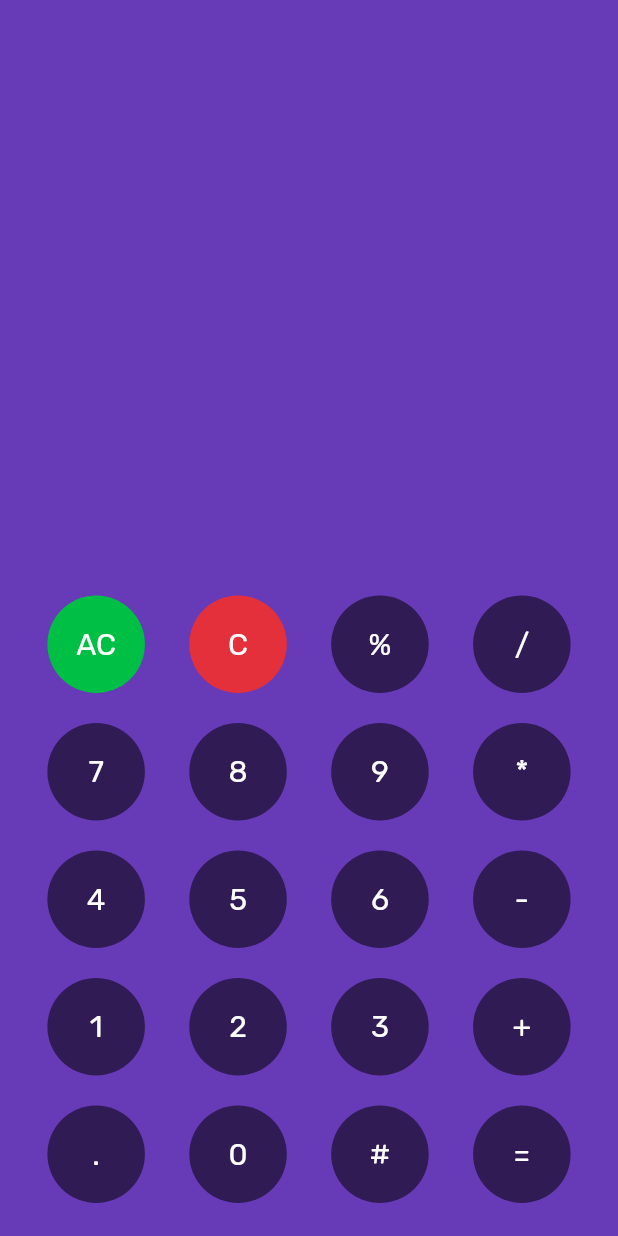
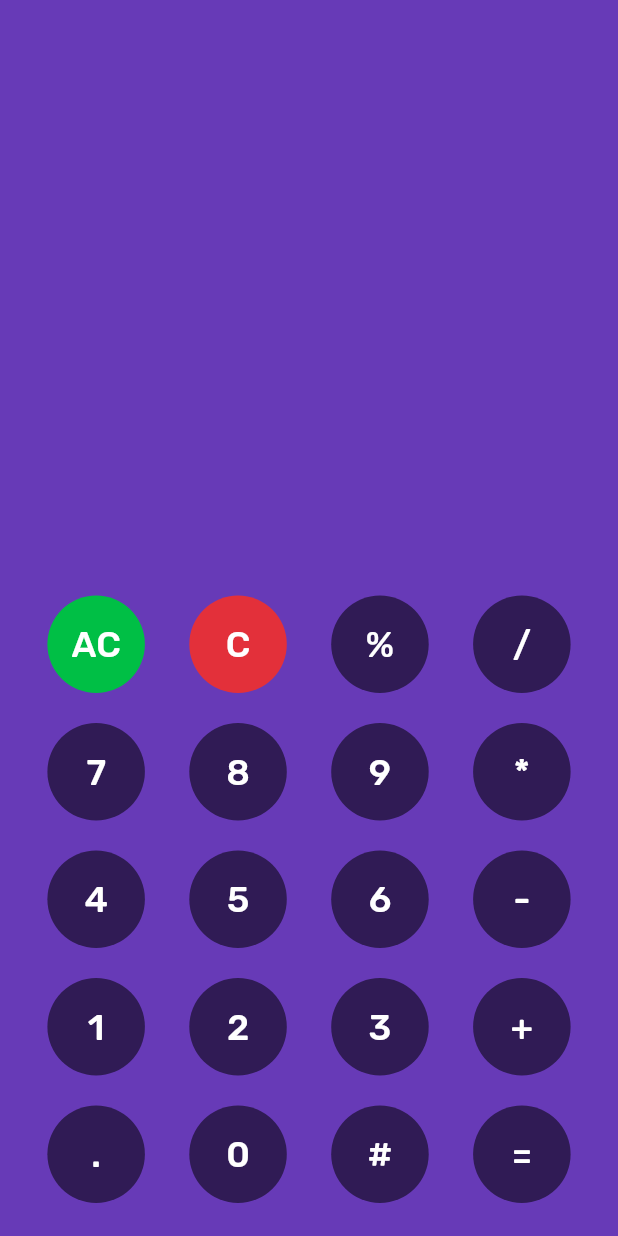
Before and after one commit to R-Pamo323/calculadora_flutter, a Flutter app: the screen it shows after launch, after a tap on "AC", on a phone screen of 412 x 824 dp. Run offline on Flutter 3.47's test engine with Material 3 defaults, Android fonts, the phone set to English and light mode, and no system bars; our stand-ins replace get, google_fonts, math_expressions.

Commit message:
Agregando utils y Constants

```diff
--- a/lib/Bindings/Splash/splash_binding.dart
+++ b/lib/Bindings/Splash/splash_binding.dart
@@ -0,0 +1,9 @@
+import 'package:app_calculadora/Controllers/Splash/splash_controller.dart';
+import 'package:get/get.dart';
+
+class SplashBinding extends Bindings {
+  @override
+  void dependencies() {
+    Get.lazyPut(() => SplashController());
+  }
+}
--- /dev/null
+++ b/lib/Constants/app_colors.dart
@@ -0,0 +1,10 @@
+import 'package:flutter/material.dart';
+
+class MyColors {
+  static Color colorBackground = Colors.deepPurple;
+  static Color colorAC = const Color(0xFF00BF45);
+  static Color colorC = const Color(0xFFE3303A);
+  static Color colorButtons = const Color(0x89000000);
+  static Color colorTexts = Colors.white;
+  static Color colorHistory = Colors.black38;
+}
--- /dev/null
+++ b/lib/Constants/app_strings.dart
@@ -0,0 +1,4 @@
+class AppStrings {
+  static const String clearAC = 'AC';
+  static const String clearC = 'C';
+}
--- /dev/null
+++ b/lib/Constants/app_styles.dart
@@ -0,0 +1,14 @@
+import 'package:app_calculadora/Constants/app_colors.dart';
+import 'package:flutter/material.dart';
+import 'package:google_fonts/google_fonts.dart';
+
+class MyStyles {
+  static TextStyle numBottons = GoogleFonts.rubik(
+    fontSize: 24,
+  );
+
+  static TextStyle textHistory = GoogleFonts.rubik(
+      textStyle: TextStyle(fontSize: 30, color: MyColors.colorHistory));
+  static TextStyle textExpression = GoogleFonts.rubik(
+      textStyle: TextStyle(fontSize: 50, color: MyColors.colorTexts));
+}
--- a/lib/Controllers/Calculadora/calculadora_controller.dart
+++ b/lib/Controllers/Calculadora/calculadora_controller.dart
@@ -12,13 +12,13 @@
     super.onInit();
   }
 
-  void allClear() {
+  void allClear(String text) {
     _history = "";
     _expression = "";
     update();
   }
 
-  void clear() {
+  void clear(String text) {
     _expression = "";
     update();
   }
--- a/lib/Controllers/Splash/splash_controller.dart
+++ b/lib/Controllers/Splash/splash_controller.dart
@@ -0,0 +1,17 @@
+import 'package:app_calculadora/Routes/app_routes.dart';
+import 'package:get/get.dart';
+
+class SplashController extends GetxController {
+  @override
+  void onInit() {
+    super.onInit();
+  }
+
+  @override
+  void onReady() {
+    Future.delayed(const Duration(seconds: 1), () {
+      Get.offNamed(AppRoutes.CALCULADORA);
+    });
+    super.onReady();
+  }
+}
--- /dev/null
+++ b/lib/Routes/app_pages.dart
@@ -0,0 +1,20 @@
+import 'package:app_calculadora/Bindings/Calculadora/calculadora_binding.dart';
+import 'package:app_calculadora/Bindings/Splash/splash_binding.dart';
+import 'package:app_calculadora/Routes/app_routes.dart';
+import 'package:app_calculadora/Views/Calculadora/calculadora_view.dart';
+import 'package:app_calculadora/Views/Splash/splash_view.dart';
+import 'package:get/get.dart';
+
+class AppPages {
+  static final List<GetPage> pages = [
+    //Nos movilizamos entre las diferntes rutas
+    GetPage(
+        name: AppRoutes.CALCULADORA,
+        page: () => const CalculadoraView(),
+        binding: CalculadoraBindings()),
+    GetPage(
+        name: AppRoutes.SPLASH,
+        page: () => const SplashView(),
+        binding: SplashBinding()),
+  ];
+}
--- /dev/null
+++ b/lib/Routes/app_routes.dart
@@ -0,0 +1,4 @@
+class AppRoutes {
+  static const CALCULADORA = '/Calculadora';
+  static const SPLASH = '/Splash';
+}
--- a/lib/Views/Calculadora/Widgets/calc_button.dart
+++ b/lib/Views/Calculadora/Widgets/calc_button.dart
@@ -1,19 +1,16 @@
-import 'package:app_calculadora/Controllers/Calculadora/calculadora_controller.dart';
+import 'package:app_calculadora/Constants/app_colors.dart';
+import 'package:app_calculadora/Constants/app_styles.dart';
+import 'package:app_calculadora/utils/controllers_utils.dart';
 import 'package:flutter/material.dart';
 import 'package:get/get.dart';
-import 'package:google_fonts/google_fonts.dart';
 
+// ignore: must_be_immutable
 class CalcButton extends StatelessWidget {
   final Function callback;
-  final int bgColor;
+  Color? bgColor;
   final String text;
-  final double textSize;
-  const CalcButton(
-      {super.key,
-      required this.callback,
-      required this.text,
-      this.textSize = 28,
-      this.bgColor = 0x89000000});
+  CalcButton(
+      {super.key, required this.callback, required this.text, this.bgColor});
 
   @override
   Widget build(BuildContext context) {
@@ -29,14 +26,13 @@
                     callback(text);
                   },
                   style: TextButton.styleFrom(
-                      backgroundColor: Color(bgColor),
-                      foregroundColor: Colors.white,
-                      padding: const EdgeInsets.all(16),
-                      textStyle: const TextStyle(fontSize: 28)),
+                    backgroundColor: bgColor,
+                    foregroundColor: MyColors.colorTexts,
+                    padding: const EdgeInsets.all(16),
+                  ),
                   child: Text(
                     text,
-                    style: GoogleFonts.rubik(
-                        textStyle: TextStyle(fontSize: textSize)),
+                    style: MyStyles.numBottons,
                   ),
                 ),
               ),
--- a/lib/Views/Calculadora/calculadora_view.dart
+++ b/lib/Views/Calculadora/calculadora_view.dart
@@ -1,18 +1,19 @@
-import 'package:app_calculadora/Controllers/Calculadora/calculadora_controller.dart';
-import 'package:app_calculadora/Views/Calculadora/Widgets/calc_button.dart';
+import 'package:app_calculadora/Constants/app_colors.dart';
+import 'package:app_calculadora/Constants/app_styles.dart';
+import 'package:app_calculadora/utils/controllers_utils.dart';
+import 'package:app_calculadora/utils/views_utils.dart';
 import 'package:flutter/material.dart';
 import 'package:get/get.dart';
-import 'package:google_fonts/google_fonts.dart';
 
-class Home extends StatelessWidget {
-  const Home({super.key});
+class CalculadoraView extends StatelessWidget {
+  const CalculadoraView({super.key});
 
   @override
   Widget build(BuildContext context) {
     return GetBuilder<CalculadoraController>(
         init: CalculadoraController(),
         builder: (_) => Scaffold(
-              backgroundColor: Colors.deepPurple,
+              backgroundColor: MyColors.colorBackground,
               body: Container(
                 padding: const EdgeInsets.all(12),
                 child: Column(
@@ -22,48 +23,39 @@
                       alignment: const Alignment(1.0, 1.0),
                       child: Padding(
                         padding: const EdgeInsets.only(right: 12),
-                        child: Text(_.history,
-                            style: GoogleFonts.rubik(
-                                textStyle: const TextStyle(
-                                    fontSize: 24, color: Colors.white))),
+                        child: Text(_.history, style: MyStyles.textHistory),
                       ),
                     ),
                     Container(
                       alignment: const Alignment(1.0, 1.0),
                       child: Padding(
                         padding: const EdgeInsets.all(12),
-                        child: (Text(
-                          _.expression,
-                          style: GoogleFonts.rubik(
-                              textStyle: const TextStyle(
-                                  fontSize: 24, color: Colors.white)),
-                        )),
+                        child: (Text(_.expression,
+                            style: MyStyles.textExpression)),
                       ),
                     ),
                     Row(
                       mainAxisAlignment: MainAxisAlignment.spaceEvenly,
                       children: [
                         CalcButton(
-                          bgColor: 0xFF00BF45,
+                          bgColor: MyColors.colorAC,
                           callback: _.allClear,
                           text: "AC",
-                          textSize: 20,
                         ),
                         CalcButton(
-                          bgColor: 0xFFE3303A,
+                          bgColor: MyColors.colorC,
                           callback: _.clear,
                           text: "C",
-                          textSize: 20,
                         ),
                         CalcButton(
+                          bgColor: MyColors.colorButtons,
                           callback: _.numTap,
                           text: "%",
-                          textSize: 20,
                         ),
                         CalcButton(
+                          bgColor: MyColors.colorButtons,
                           callback: _.numTap,
                           text: "/",
-                          textSize: 20,
                         ),
                       ],
                     ),
@@ -71,24 +63,24 @@
                       mainAxisAlignment: MainAxisAlignment.spaceEvenly,
                       children: [
                         CalcButton(
+                          bgColor: MyColors.colorButtons,
                           callback: _.numTap,
                           text: "7",
-                          textSize: 20,
                         ),
                         CalcButton(
+                          bgColor: MyColors.colorButtons,
                           callback: _.numTap,
                           text: "8",
-                          textSize: 20,
                         ),
                         CalcButton(
+                          bgColor: MyColors.colorButtons,
                           callback: _.numTap,
                           text: "9",
-                          textSize: 20,
                         ),
                         CalcButton(
+                          bgColor: MyColors.colorButtons,
                           callback: _.numTap,
                           text: "*",
-                          textSize: 20,
                         ),
                       ],
                     ),
@@ -96,24 +88,24 @@
                       mainAxisAlignment: MainAxisAlignment.spaceEvenly,
                       children: [
                         CalcButton(
+                          bgColor: MyColors.colorButtons,
                           callback: _.numTap,
                           text: "4",
-                          textSize: 20,
                         ),
                         CalcButton(
+                          bgColor: MyColors.colorButtons,
                           callback: _.numTap,
                           text: "5",
-                          textSize: 20,
                         ),
                         CalcButton(
+                          bgColor: MyColors.colorButtons,
                           callback: _.numTap,
                           text: "6",
-                          textSize: 20,
                         ),
                         CalcButton(
+                          bgColor: MyColors.colorButtons,
                           callback: _.numTap,
                           text: "-",
-                          textSize: 20,
                         ),
                       ],
                     ),
@@ -121,24 +113,24 @@
                       mainAxisAlignment: MainAxisAlignment.spaceEvenly,
                       children: [
                         CalcButton(
+                          bgColor: MyColors.colorButtons,
                           callback: _.numTap,
                           text: "1",
-                          textSize: 20,
                         ),
                         CalcButton(
+                          bgColor: MyColors.colorButtons,
                           callback: _.numTap,
                           text: "2",
-                          textSize: 20,
                         ),
                         CalcButton(
+                          bgColor: MyColors.colorButtons,
                           callback: _.numTap,
                           text: "3",
-                          textSize: 20,
                         ),
                         CalcButton(
+                          bgColor: MyColors.colorButtons,
                           callback: _.numTap,
                           text: "+",
-                          textSize: 20,
                         ),
                       ],
                     ),
@@ -146,24 +138,24 @@
                       mainAxisAlignment: MainAxisAlignment.spaceEvenly,
                       children: [
                         CalcButton(
+                          bgColor: MyColors.colorButtons,
                           callback: _.numTap,
                           text: ".",
-                          textSize: 20,
                         ),
                         CalcButton(
+                          bgColor: MyColors.colorButtons,
                           callback: _.numTap,
                           text: "0",
-                          textSize: 20,
                         ),
                         CalcButton(
+                          bgColor: MyColors.colorButtons,
                           callback: _.numTap,
                           text: "#",
-                          textSize: 20,
                         ),
                         CalcButton(
+                          bgColor: MyColors.colorButtons,
                           callback: _.evaluate,
                           text: "=",
-                          textSize: 20,
                         ),
                       ],
                     )
--- a/lib/Views/Splash/splash_view.dart
+++ b/lib/Views/Splash/splash_view.dart
@@ -0,0 +1,40 @@
+import 'package:app_calculadora/Constants/app_colors.dart';
+import 'package:app_calculadora/utils/controllers_utils.dart';
+import 'package:flutter/material.dart';
+import 'package:get/get.dart';
+
+class SplashView extends StatelessWidget {
+  const SplashView({super.key});
+
+  @override
+  Widget build(BuildContext context) {
+    double width = MediaQuery.of(context).size.width;
+    double height = MediaQuery.of(context).size.height;
+    return GetBuilder<SplashController>(
+      init: SplashController(),
+      builder: (_) => Scaffold(
+        body: Stack(
+          children: [
+            Container(
+              width: width,
+              height: height,
+              color: MyColors.colorBackground,
+            ),
+            SizedBox.expand(
+              child: Column(
+                mainAxisAlignment: MainAxisAlignment.center,
+                children: [
+                  Image.asset(
+                    "assets/calculadora.png",
+                    width: width * .45,
+                    fit: BoxFit.contain,
+                  ),
+                ],
+              ),
+            )
+          ],
+        ),
+      ),
+    );
+  }
+}
--- a/lib/main.dart
+++ b/lib/main.dart
@@ -1,5 +1,8 @@
-import 'package:app_calculadora/Views/Calculadora/calculadora_view.dart';
+import 'package:app_calculadora/Constants/app_colors.dart';
+import 'package:app_calculadora/Routes/app_pages.dart';
+import 'package:app_calculadora/utils/views_utils.dart';
 import 'package:flutter/material.dart';
+import 'package:get/get.dart';
 
 void main() {
   runApp(const MyApp());
@@ -10,14 +13,15 @@
 
   @override
   Widget build(BuildContext context) {
-    return MaterialApp(
+    return GetMaterialApp(
       debugShowCheckedModeBanner: false,
       title: 'Calculadora',
+      getPages: AppPages.pages,
       theme: ThemeData(
-        colorScheme: ColorScheme.fromSeed(seedColor: Colors.deepPurple),
+        colorScheme: ColorScheme.fromSeed(seedColor: MyColors.colorBackground),
         useMaterial3: true,
       ),
-      home: const Home(),
+      home: const SplashView(),
     );
   }
 }
--- /dev/null
+++ b/lib/utils/bindings_utils.dart
@@ -0,0 +1,2 @@
+export 'package:app_calculadora/Bindings/Calculadora/calculadora_binding.dart';
+export 'package:app_calculadora/Bindings/Splash/splash_binding.dart';
--- /dev/null
+++ b/lib/utils/controllers_utils.dart
@@ -0,0 +1,2 @@
+export 'package:app_calculadora/Controllers/Calculadora/calculadora_controller.dart';
+export 'package:app_calculadora/Controllers/Splash/splash_controller.dart';
--- /dev/null
+++ b/lib/utils/views_utils.dart
@@ -0,0 +1,3 @@
+export 'package:app_calculadora/Views/Calculadora/calculadora_view.dart';
+export 'package:app_calculadora/Views/Calculadora/Widgets/calc_button.dart';
+export 'package:app_calculadora/Views/Splash/splash_view.dart';
--- a/pubspec.yaml
+++ b/pubspec.yaml
@@ -60,8 +60,8 @@
   uses-material-design: true
 
   # To add assets to your application, add an assets section, like this:
-  # assets:
-  #   - images/a_dot_burr.jpeg
+  assets:
+    - assets/
   #   - images/a_dot_ham.jpeg
 
   # An image asset can refer to one or more resolution-specific "variants", see
```
Also changed, not shown: assets/calculadora.png (added).
